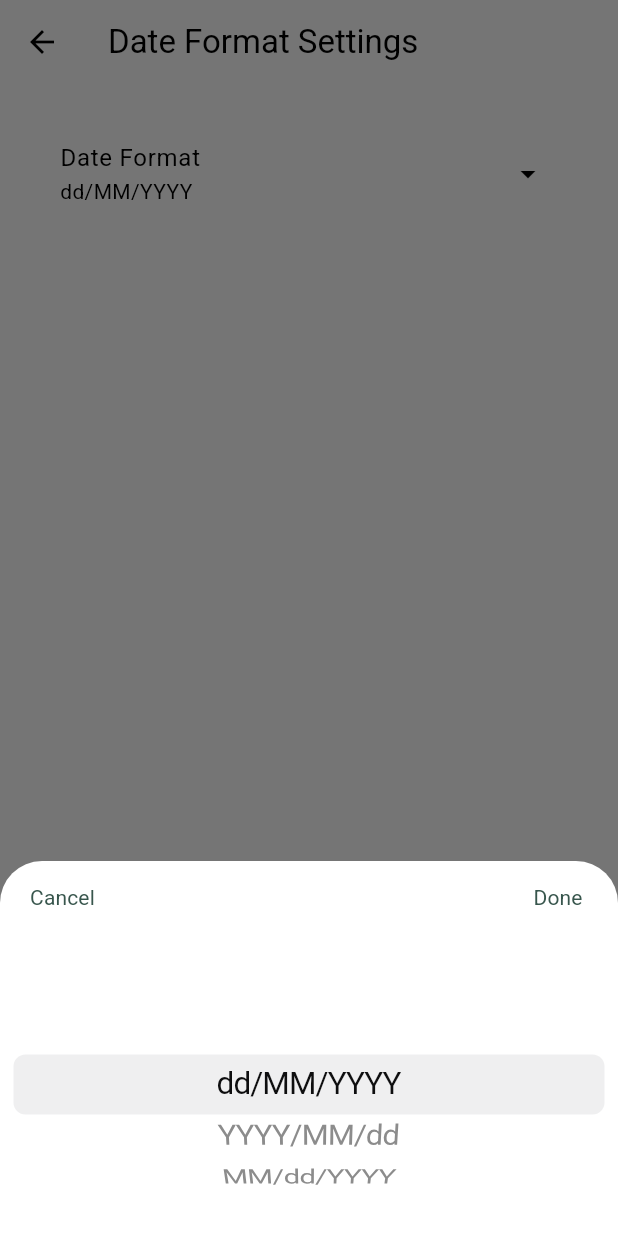
After one commit to daveszczesny/cii-snag, a Flutter app: the DateTimeSettings screen opened directly, after a tap on "Date Format", on a phone screen of 412 x 824 dp. The commit adds this screen. Run offline on Flutter 3.47's test engine with Material 3 defaults, Android fonts, the phone set to English and light mode, and no system bars; our stand-ins replace hive, hive_flutter, image_picker, pdf, pie_chart and 2 more; missing offline and left inert: dart:ffi, image_painter; accounts and stored records are empty.

Commit message:
Added settings + Terminology & datetime format settings

```diff
--- a/lib/main.dart
+++ b/lib/main.dart
@@ -28,8 +28,14 @@ void main() async {
   Hive.registerAdapter(StatusAdapter());
   Hive.registerAdapter(SnagAdapter());
   // Hive.deleteBoxFromDisk('companies');
+
+  // load user preferences
+  AppTerminology.loadTerminologyPrefs();
+  AppDateTimeFormat.loadDateTimePrefs();
+
   await Hive.openBox<Company>('companies');
   await Hive.openBox<Project>('projects');
+
 
   runApp(const MainApp());
 }
--- a/lib/models/project.dart
+++ b/lib/models/project.dart
@@ -3,7 +3,9 @@ import 'package:cii/models/comment.dart';
 import 'package:cii/models/snag.dart';
 import 'package:cii/models/status.dart';
 import 'package:cii/models/tag.dart';
+import 'package:cii/view/utils/constants.dart';
 import 'package:hive/hive.dart';
+import 'package:intl/intl.dart';
 import 'package:uuid/uuid.dart';
 
 
@@ -133,4 +135,5 @@ class Project extends HiveObject {
     return id;
   }
 
+
 }
--- a/lib/utils/common.dart
+++ b/lib/utils/common.dart
@@ -25,8 +25,15 @@ DateTime? parseDate(String date) {
   if (date.isEmpty) return null;
 
   DateTime? parsedDate;
+  final pattern = AppDateTimeFormat.dateTimeFormatPattern;
 
   try {
+    // Try the user-selected format first
+    try {
+      parsedDate = DateFormat(pattern).parseStrict(date);
+      return parsedDate;
+    } catch (_) {}
+
     // Try dd.MM.yyyy
     if (RegExp(r'^\d{2}\.\d{2}\.\d{4}$').hasMatch(date)) {
       parsedDate = DateFormat('dd.MM.yyyy').parseStrict(date);
@@ -34,6 +41,18 @@ DateTime? parseDate(String date) {
     // Try dd-MM-yyyy
     else if (RegExp(r'^\d{2}-\d{2}-\d{4}$').hasMatch(date)) {
       parsedDate = DateFormat('dd-MM-yyyy').parseStrict(date);
+    }
+    // Try dd/MM/yyyy
+    else if (RegExp(r'^\d{2}/\d{2}/\d{4}$').hasMatch(date)) {
+      parsedDate = DateFormat('dd/MM/yyyy').parseStrict(date);
+    }
+    // Try MM/dd/yyyy
+    else if (RegExp(r'^\d{2}/\d{2}/\d{4}$').hasMatch(date)) {
+      parsedDate = DateFormat('MM/dd/yyyy').parseStrict(date);
+    }
+    // Try yyyy/MM/dd
+    else if (RegExp(r'^\d{4}/\d{2}/\d{2}$').hasMatch(date)) {
+      parsedDate = DateFormat('yyyy/MM/dd').parseStrict(date);
     }
     // Fallback to ISO or throw
     else {
@@ -44,6 +63,12 @@ DateTime? parseDate(String date) {
   } catch (e) {
     return null;
   }
+}
+
+// format datetime to String in user preferrred format
+String formatDate(DateTime date) {
+  final pattern = AppDateTimeFormat.dateTimeFormatPattern;
+  return DateFormat(pattern).format(date);
 }
 
 Future<void> buildFinalRemarksWidget(
--- /dev/null
+++ b/lib/view/settings/datetime_settings.dart
@@ -0,0 +1,106 @@
+import 'package:cii/view/utils/constants.dart';
+import 'package:flutter/cupertino.dart';
+import 'package:flutter/material.dart';
+
+class DateTimeSettings extends StatefulWidget {
+  const DateTimeSettings({super.key});
+
+  @override
+  State<DateTimeSettings> createState() => _DateTimeSettingsState();
+}
+
+class _DateTimeSettingsState extends State<DateTimeSettings> {
+
+
+  // supported formats
+  final List<Map<String, String>> formats = [
+    {'label': 'dd/MM/YYYY', 'pattern': 'dd/MM/yyyy'},
+    {'label': 'YYYY/MM/dd', 'pattern': 'yyyy/MM/dd'},
+    {'label': 'MM/dd/YYYY', 'pattern': 'MM/dd/yyyy'}
+  ];
+
+  String selectedPattern = AppDateTimeFormat.dateTimeFormatPattern;
+
+  @override
+  Widget build(BuildContext context) {
+    return Scaffold(
+      appBar: AppBar(title: const Text('Date Format Settings')),
+      body: Padding(
+        padding: const EdgeInsets.all(24.0),
+        child: Column(
+          crossAxisAlignment: CrossAxisAlignment.start,
+          children: [
+            ListTile(
+              title: const Text('Date Format'),
+              subtitle: Text(formats.firstWhere((f) => f['pattern'] == selectedPattern)['label']!),
+              trailing: const Icon(Icons.arrow_drop_down),
+              onTap: () async {
+                final selected = await showModalBottomSheet<String>(
+                  context: context,
+                  builder: (context) {
+                    int tempIndex = formats.indexWhere((f) => f['pattern'] == selectedPattern);
+                    return SizedBox(
+                      height: 250,
+                      child: Column(
+                        children: [
+                          // Top bar with Cancel and Done
+                          Padding(
+                            padding: const EdgeInsets.symmetric(horizontal: 8.0),
+                            child: Row(
+                              mainAxisAlignment: MainAxisAlignment.spaceBetween,
+                              children: [
+                                TextButton(
+                                  onPressed: () => Navigator.pop(context), // Cancel
+                                  child: const Text('Cancel', style: TextStyle(fontSize: 14, fontFamily: 'Roboto')),
+                                ),
+                                TextButton(
+                                  onPressed: () => Navigator.pop(context, formats[tempIndex]['pattern']), // Done
+                                  child: const Text('Done', style: TextStyle(fontSize: 14, fontFamily: 'Roboto')),
+                                ),
+                              ],
+                            ),
+                          ),
+                          Expanded(
+                            child: CupertinoPicker(
+                              scrollController: FixedExtentScrollController(initialItem: tempIndex),
+                              itemExtent: 40,
+                              onSelectedItemChanged: (index) {
+                                tempIndex = index;
+                              },
+                              children: formats.map((f) => Center(child: Text(f['label']!))).toList(),
+                            ),
+                          ),
+                        ],
+                      ),
+                    );
+                  },
+                );
+                if (selected != null && selected != selectedPattern) {
+                  setState(() {
+                    selectedPattern = selected;
+                    AppDateTimeFormat.saveDateTimePrefs(selectedPattern);
+                  });
+                }
+              },
+            ),
+          ],
+        ),
+      ),
+    );
+  }
+
+  String _formatDate(DateTime date, String pattern) {
+    // Simple manual formatting for demonstration
+    String twoDigits(int n) => n.toString().padLeft(2, '0');
+    String year = date.year.toString();
+    String month = twoDigits(date.month);
+    String day = twoDigits(date.day);
+
+    if (pattern == 'dd/MM/yyyy') {
+      return '$day/$month/$year';
+    } else if (pattern == 'MM/dd/yyyy') {
+      return '$month/$day/$year';
+    }
+    return '$day/$month/$year';
+  }
+}
--- a/lib/view/snag/snag_detail.dart
+++ b/lib/view/snag/snag_detail.dart
@@ -155,10 +155,6 @@ class _SnagDetailState extends State<SnagDetail> {
         );
       }
     );
-  }
-
-  String formatDate(DateTime date) {
-    return DateFormat('yyyy-MM-dd').format(date);
   }
 
   Widget snagDetailEditable(BuildContext context) {
--- a/lib/view/utils/constants.dart
+++ b/lib/view/utils/constants.dart
@@ -1,3 +1,8 @@
+import 'dart:ffi';
+
+import 'package:flutter/material.dart';
+import 'package:shared_preferences/shared_preferences.dart';
+
 class AppAssets {
   // Icons
   static const String projectIcon = 'lib/assets/icons/png/project_icon.png';
@@ -126,6 +131,12 @@ class AppSizing {
 
 
 class AppTerminology {
+
+  static ValueNotifier<int> version = ValueNotifier<int>(0);
+
+  static String prefsSnag = 'snag_singular';
+  static String prefsSnags = 'snag_plural';
+
   static String singularSnag = 'Snag';
   static String plurlaSnag = 'Snags';
 
@@ -133,4 +144,37 @@ class AppTerminology {
     singularSnag = singular;
     plurlaSnag = plural;
   }
+
+  static Future<void> loadTerminologyPrefs() async {
+    final prefs = await SharedPreferences.getInstance();
+    AppTerminology.singularSnag = prefs.getString(prefsSnag) ?? 'Snag';
+    AppTerminology.plurlaSnag = prefs.getString(prefsSnags) ?? 'Snags';
+  }
+
+  static Future<void> saveTerminologyPrefs(String k, String v) async {
+    final prefs = await SharedPreferences.getInstance();
+    await prefs.setString(k, v);
+    version.value++;
+
+    loadTerminologyPrefs();
+  }
 }
+
+class AppDateTimeFormat {
+  static ValueNotifier<int> version = ValueNotifier<int>(0);
+
+  static String dateTimeFormatPattern = 'dd/MM/yyyy';
+
+  static Future<void> loadDateTimePrefs() async {
+    final prefs = await SharedPreferences.getInstance();
+    AppDateTimeFormat.dateTimeFormatPattern = prefs.getString('datetime_format') ?? 'dd/MM/yyyy';
+  }
+
+  static Future<void> saveDateTimePrefs(String v) async {
+    final prefs = await SharedPreferences.getInstance();
+    await prefs.setString('datetime_format', v);
+    version.value++;
+
+    loadDateTimePrefs();
+  }
+}
--- a/lib/view/utils/text.dart
+++ b/lib/view/utils/text.dart
@@ -1,5 +1,6 @@
 import 'package:cii/models/project.dart';
 import 'package:cii/utils/colors/app_colors.dart';
+import 'package:cii/utils/common.dart';
 import 'package:flutter/material.dart';
 
 
@@ -116,7 +117,7 @@ Widget buildDatePickerInput(BuildContext context, String label, String hintText,
               lastDate: DateTime.utc(DateTime.now().year + 20, 12, 31),
             );
             if (selectedDate != null) {
-              controller.text = '${selectedDate.day.toString().padLeft(2, '0')}.${selectedDate.month.toString().padLeft(2, '0')}.${selectedDate.year}';
+              controller.text = formatDate(selectedDate);
             }
           }
         ),
--- a/pubspec.yaml
+++ b/pubspec.yaml
@@ -26,6 +26,7 @@ dependencies:
   share_plus: ^7.2.1
   fl_chart: ^0.66.2
   pie_chart: ^5.4.0
+  shared_preferences: ^2.2.2
 
 dev_dependencies:
   flutter_test:
```
Also changed, not shown: lib/view/project/project_detail_page.dart (+1 -6 lines), lib/view/project/project_list_tab.dart (+6 -1 lines), lib/view/settings/general_settings.dart (+18 -4 lines), lib/view/settings/naming_settings.dart (added, +63 -0 lines), lib/view/settings/settings.dart (+32 -3 lines), pubspec.lock, 2 other files.
